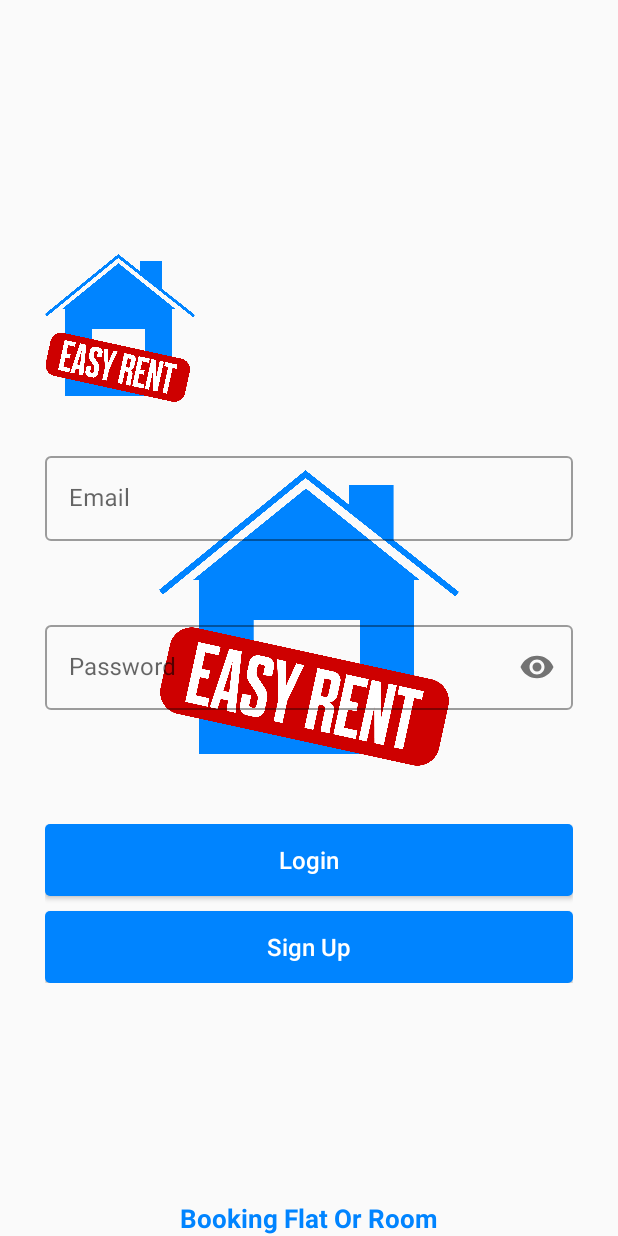
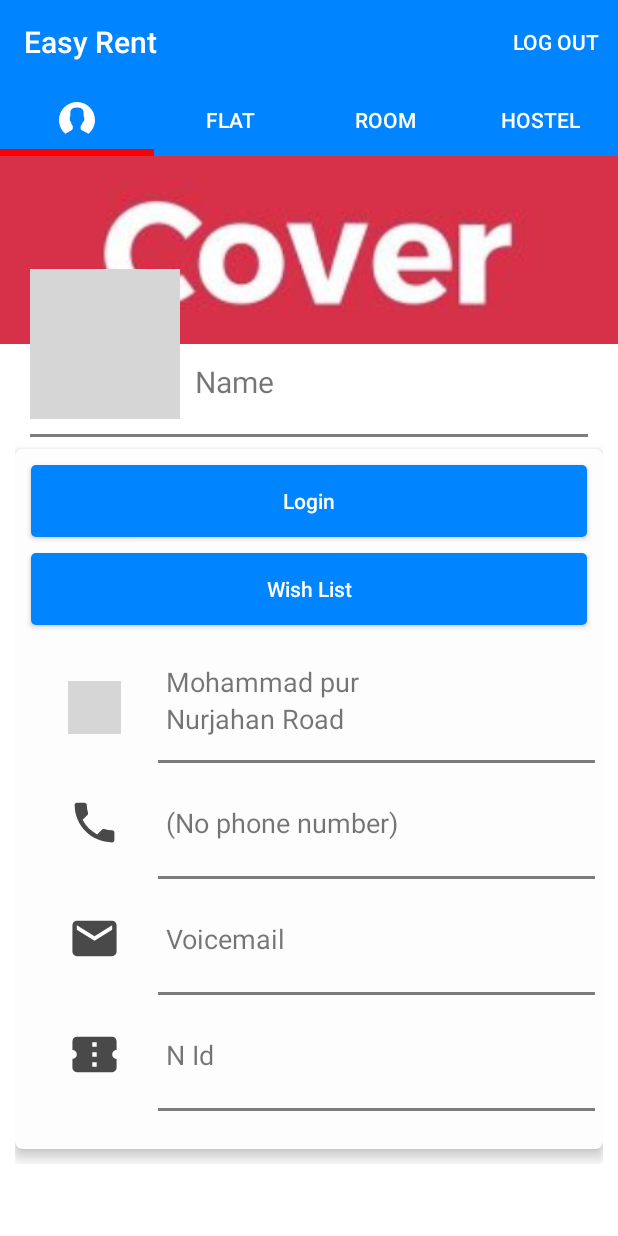
Before and after one commit to wahid8080/To-let, an Android app: the screen it shows after launch (Login before the commit, MainActivity after it), on a phone screen of 412 x 824 dp. Run offline under Robolectric (Android 15) with nearby library versions, the phone set to English and light mode, and no system bars; our stand-ins replace CircleImageView, Firebase (no records; nobody signed in at launch, a user with empty details on screens opened directly); grey boxes are pictures that could not be loaded.

Commit message:
5rd commit

```diff
--- a/app/src/main/AndroidManifest.xml
+++ b/app/src/main/AndroidManifest.xml
@@ -16,7 +16,8 @@
         android:roundIcon="@drawable/easy_rent"
         android:supportsRtl="true"
         android:theme="@style/AppTheme">
-        <activity android:name=".YourWishList"></activity>
+        <activity android:name=".Authorization.Login"></activity>
+        <activity android:name=".YourWishList" />
         <activity android:name=".YourRentOwner" />
         <activity android:name=".UploadData.UploadInfoForBooking" />
 
@@ -35,7 +36,7 @@
         <activity android:name=".YourRent" />
         <activity android:name=".Authorization.Registration" />
         <activity android:name=".MainActivity" />
-        <activity android:name=".Authorization.Login">
+        <activity android:name=".Welcome">
             <intent-filter>
                 <action android:name="android.intent.action.MAIN" />
 
--- a/app/src/main/java/com/example/goolemap/Empty.java
+++ b/app/src/main/java/com/example/goolemap/Empty.java
@@ -42,6 +42,10 @@ public class Empty extends AppCompatActivity {
                 {
                     startActivity(new Intent(Empty.this, MainActivity.class));
                 }
+                 else
+                {
+                    startActivity(new Intent(Empty.this, MainActivity.class));
+                }
                  finish();
             }
 
--- a/app/src/main/java/com/example/goolemap/Fragment/FragmentHome.java
+++ b/app/src/main/java/com/example/goolemap/Fragment/FragmentHome.java
@@ -12,10 +12,13 @@ import android.widget.Button;
 import android.widget.ImageView;
 import android.widget.ScrollView;
 import android.widget.TextView;
+import android.widget.Toast;
+
 import androidx.annotation.NonNull;
 import androidx.annotation.Nullable;
 import androidx.fragment.app.Fragment;
 
+import com.example.goolemap.Authorization.Login;
 import com.example.goolemap.Model.Status;
 import com.example.goolemap.Model.UploadClintInfoModel;
 
@@ -50,7 +53,7 @@ public class FragmentHome extends Fragment {
     private ImageView profilePicRenter;
     private TextView district, thana, phone, email, nid, userNameRenter;
     private Bitmap bitmapRenter;
-    private Button button,button4,wishList;
+    private Button button,button4,wishList,login;
 
 
     public FragmentHome() {
@@ -65,6 +68,11 @@ public class FragmentHome extends Fragment {
         profilePic = v.findViewById(R.id.ProfilePicIdForOwner);
         user = FirebaseAuth.getInstance().getCurrentUser();
 
+        login = v.findViewById(R.id.loginButtonId);
+        if (user == null)
+        {
+            login.setVisibility(View.VISIBLE);
+        }
         mArea = v.findViewById(R.id.ownerAreaid);
         mRoad = v.findViewById(R.id.ownerRoadNoId);
         mHouseNumber = v.findViewById(R.id.ownerHouseId);
@@ -74,6 +82,8 @@ public class FragmentHome extends Fragment {
         button = v.findViewById(R.id.button3);
         button4 = v.findViewById(R.id.button4);
         wishList = v.findViewById(R.id.wishList);
+
+
 
         renterScrollView = v.findViewById(R.id.renter);
         ownerScrollView = v.findViewById(R.id.owner);
@@ -87,6 +97,9 @@ public class FragmentHome extends Fragment {
         profilePicRenter = v.findViewById(R.id.ProfilePicIdForRenderId);
 
 
+
+
+        try {
             databaseReference = FirebaseDatabase.getInstance().getReference().child("Status").child(user.getUid());
 
             databaseReference.addValueEventListener(new ValueEventListener() {
@@ -97,6 +110,8 @@ public class FragmentHome extends Fragment {
                     if (status.getRenter().equals("renter"))
                     {
                         renterScrollView.setVisibility(View.VISIBLE);
+                        ownerScrollView.setVisibility(View.GONE);
+
                         databaseReference3 = FirebaseDatabase.getInstance().getReference("User").child("renter").child(user.getUid());
 
                         databaseReference3.addValueEventListener(new ValueEventListener() {
@@ -114,8 +129,7 @@ public class FragmentHome extends Fragment {
                                     bitmapRenter = StringToBitMap(Model.getImage());
                                     profilePicRenter.setImageBitmap(bitmapRenter);
                                 } catch (Exception e) {
-                                Intent intent = new Intent(getActivity(), UploadRenderInfo.class);
-                                getActivity().startActivity(intent);
+                                    Toast.makeText(getActivity(),"You are not login",Toast.LENGTH_SHORT).show();
                                 }
 
                             }
@@ -129,6 +143,7 @@ public class FragmentHome extends Fragment {
                     }
                     else if (status.getOwner().equals("owner"))
                     {
+                        renterScrollView.setVisibility(View.GONE);
                         ownerScrollView.setVisibility(View.VISIBLE);
                         databaseReference2 = FirebaseDatabase.getInstance().getReference("User").child("owner").child(user.getUid());
                         databaseReference2.addValueEventListener(new ValueEventListener() {
@@ -168,12 +183,37 @@ public class FragmentHome extends Fragment {
 
                 }
             });
+        }
+        catch (Exception e)
+        {
+
+        }
+
 
         wishList.setOnClickListener(new View.OnClickListener() {
             @Override
             public void onClick(View v) {
+               if (user==null)
+               {
+                   Intent intent = new Intent(getActivity(), Login.class);
+                   getActivity().startActivity(intent);
+                   login.setVisibility(View.GONE);
+                   getActivity().finish();
+               }else
+               {
                    Intent intent = new Intent(getActivity(), YourWishList.class);
                    getActivity().startActivity(intent);
+               }
+            }
+        });
+
+        login.setOnClickListener(new View.OnClickListener() {
+            @Override
+            public void onClick(View v) {
+                Intent intent = new Intent(getActivity(), Login.class);
+                getActivity().startActivity(intent);
+                login.setVisibility(View.GONE);
+                getActivity().finish();
             }
         });
 
--- a/app/src/main/java/com/example/goolemap/MainActivity.java
+++ b/app/src/main/java/com/example/goolemap/MainActivity.java
@@ -17,12 +17,14 @@ import com.example.goolemap.Fragment.FragmentRoom;
 import com.example.goolemap.Fragment.FragmentHome;
 import com.google.android.material.tabs.TabLayout;
 import com.google.firebase.auth.FirebaseAuth;
+import com.google.firebase.auth.FirebaseUser;
 
 public class MainActivity extends AppCompatActivity {
 
     private TabLayout tabLayout;
     private ViewPager viewPager;
     private ViewPageAdepter pageAdepter;
+    private FirebaseUser user;
 
 
 
@@ -30,6 +32,8 @@ public class MainActivity extends AppCompatActivity {
     protected void onCreate(Bundle savedInstanceState) {
         super.onCreate(savedInstanceState);
         setContentView(R.layout.activity_main);
+
+        user = FirebaseAuth.getInstance().getCurrentUser();
 
         tabLayout = findViewById(R.id.tabLayoutId);
         viewPager = findViewById(R.id.viewPagerId);
@@ -63,9 +67,13 @@ public class MainActivity extends AppCompatActivity {
 
     @Override
     public boolean onOptionsItemSelected(MenuItem item) {
+
         // Handle item selection
         switch (item.getItemId()) {
+
+
             case R.id.logout:
+
                 FirebaseAuth.getInstance().signOut();
                 startActivity(new Intent(MainActivity.this, Login.class));
                 finish();
--- /dev/null
+++ b/app/src/main/java/com/example/goolemap/Welcome.java
@@ -0,0 +1,60 @@
+package com.example.goolemap;
+
+import androidx.appcompat.app.AppCompatActivity;
+
+import android.content.Intent;
+import android.os.Bundle;
+import android.os.Handler;
+import android.view.View;
+import android.view.animation.Animation;
+import android.view.animation.AnimationUtils;
+import android.widget.ImageView;
+import android.widget.RelativeLayout;
+import android.widget.TextView;
+
+import com.example.goolemap.Authorization.Login;
+
+public class Welcome extends AppCompatActivity {
+
+
+    private TextView textView;
+    Animation upDawn,downUp;
+    private RelativeLayout layout1;
+    private ImageView mCoverImage;
+
+
+    Handler handler = new Handler();
+
+    Runnable runnable = new Runnable() {
+        @Override
+        public void run() {
+            layout1.setVisibility(View.VISIBLE);
+            mCoverImage.setVisibility(View.GONE);
+            textView.setVisibility(View.GONE);
+        }
+    };
+
+
+
+
+    @Override
+    protected void onCreate(Bundle savedInstanceState) {
+        super.onCreate(savedInstanceState);
+        setContentView(R.layout.activity_welcome);
+
+
+        textView = findViewById(R.id.footer);
+        layout1 = findViewById(R.id.relative1Id);
+        handler.postDelayed(runnable, 3000);
+
+        mCoverImage = findViewById(R.id.imageViewId);
+        upDawn = AnimationUtils.loadAnimation(this,R.anim.up_down_animation);
+        downUp = AnimationUtils.loadAnimation(this,R.anim.down_up);
+
+        mCoverImage.setAnimation(upDawn);
+        textView.setAnimation(downUp);
+
+        startActivity(new Intent(Welcome.this, MainActivity.class));
+        finish();
+    }
+}
--- a/app/src/main/res/layout/home_fragment.xml
+++ b/app/src/main/res/layout/home_fragment.xml
@@ -28,7 +28,10 @@
                     android:layout_height="175dp">
 
 
+
+
                     <ImageView
+                        android:layout_below="@+id/loginButtonId"
                         android:id="@+id/coverImage"
                         android:layout_width="match_parent"
                         android:layout_height="125dp"
@@ -59,6 +62,8 @@
                         android:gravity="center_vertical"
                         android:text="Name"
                         android:textSize="20dp" />
+
+
 
 
                 </RelativeLayout>
@@ -101,15 +106,28 @@
                             android:orientation="vertical">
 
                             <LinearLayout
+
                                 android:layout_marginBottom="10dp"
                                 android:weightSum="2"
                                 android:layout_below="@id/viewId1"
-                                android:orientation="horizontal"
+                                android:orientation="vertical"
                                 android:layout_width="match_parent"
                                 android:layout_height="wrap_content">
+
+                                <Button
+                                    android:visibility="gone"
+                                    android:text="Login"
+                                    android:textAllCaps="false"
+                                    android:textColor="@color/colorWhite"
+                                    android:layout_margin="5dp"
+                                    android:background="@drawable/btn_background"
+                                    android:id="@+id/loginButtonId"
+                                    android:layout_width="match_parent"
+                                    android:layout_height="wrap_content"/>
+
                                 <Button
                                     android:textColor="@color/colorWhite"
-                                    android:layout_marginRight="5dp"
+                                    android:layout_margin="5dp"
                                     android:textAllCaps="false"
                                     android:id="@+id/wishList"
                                     android:layout_width="match_parent"
```
Also changed, not shown: app/src/main/java/com/example/goolemap/Adepter/ProductAdepter.java (+12 -4 lines), app/src/main/java/com/example/goolemap/Authorization/Login.java (+4 -4 lines), app/src/main/java/com/example/goolemap/FaceRoomOrFlat.java (+11 -0 lines), app/src/main/java/com/example/goolemap/Fragment/FragmentFlat.java (+22 -0 lines), app/src/main/java/com/example/goolemap/Fragment/FragmentHostel.java (+16 -0 lines), app/src/main/java/com/example/goolemap/Fragment/FragmentRoom.java (+17 -0 lines), app/src/main/res/layout/activity_welcome.xml (added, +37 -0 lines). Lines whose indentation alone changed are shown as unchanged.
